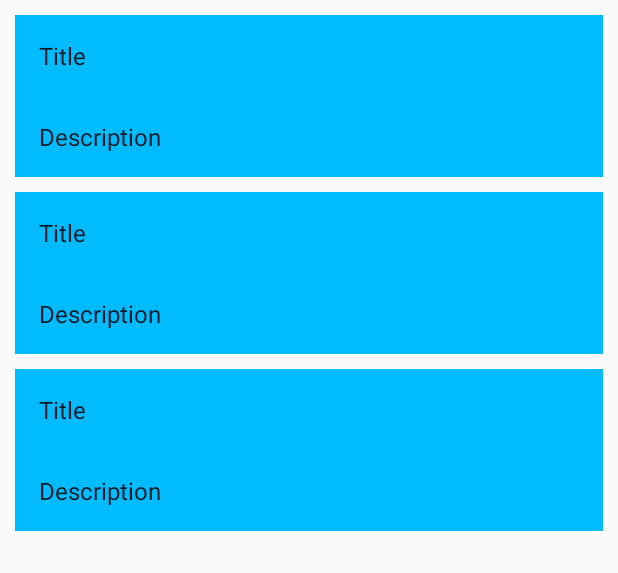
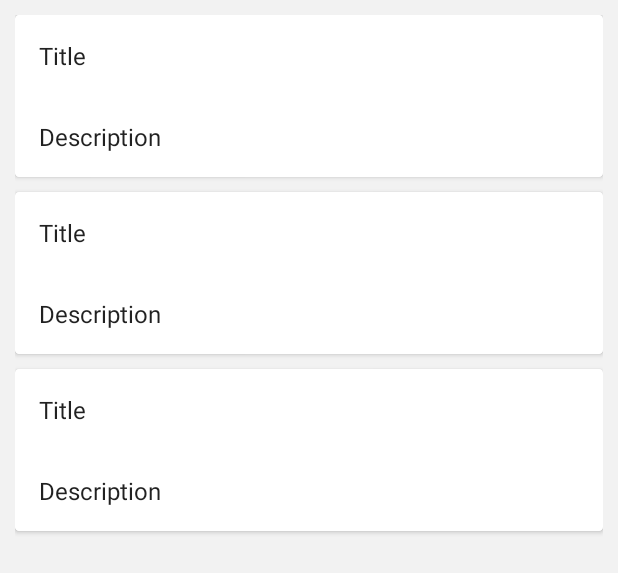
Before and after one commit to prashanth-nani/sos, an Android app: the layout fragment_contact_list.xml on its own in the app's theme, with its tools: preview values and no code run, on a phone screen of 412 x 824 dp. Shown: the top 573 px of the screen. Run offline under Robolectric (Android 15) with nearby library versions, the phone set to English and light mode, and no system bars.

Commit message:
Implement card layout for emergency contact list

```diff
--- a/app/build.gradle
+++ b/app/build.gradle
@@ -28,6 +28,7 @@ dependencies {
     compile 'com.android.volley:volley:1.0.0'
     compile 'com.android.support:design:25.1.1'
     compile 'com.android.support:support-v4:25.1.1'
+    compile 'com.android.support:cardview-v7:25.1.1'
     compile 'com.android.support:recyclerview-v7:25.1.1'
     testCompile 'junit:junit:4.12'
 }
--- a/app/src/main/java/in/ac/mnnit/sos/MainActivity.java
+++ b/app/src/main/java/in/ac/mnnit/sos/MainActivity.java
@@ -1,6 +1,5 @@
 package in.ac.mnnit.sos;
 
-import android.content.Intent;
 import android.net.Uri;
 import android.os.Bundle;
 import android.os.Handler;
@@ -10,7 +9,6 @@ import android.support.design.widget.FloatingActionButton;
 import android.support.design.widget.Snackbar;
 import android.app.FragmentManager;
 import android.app.FragmentTransaction;
-import android.util.Log;
 import android.view.View;
 import android.support.design.widget.NavigationView;
 import android.support.v4.view.GravityCompat;
--- a/app/src/main/res/layout/fragment_contact.xml
+++ b/app/src/main/res/layout/fragment_contact.xml
@@ -1,11 +1,17 @@
 <?xml version="1.0" encoding="utf-8"?>
-<LinearLayout xmlns:android="http://schemas.android.com/apk/res/android"
+<android.support.v7.widget.CardView xmlns:android="http://schemas.android.com/apk/res/android"
+    xmlns:app="http://schemas.android.com/apk/res-auto"
     android:layout_width="match_parent"
     android:layout_height="wrap_content"
     android:layout_marginBottom="10dp"
+    app:cardCornerRadius="3dp"
+    app:layout_collapseMode="parallax">
+
+    <LinearLayout
+        android:layout_width="match_parent"
+        android:layout_height="wrap_content"
         android:orientation="vertical"
-    android:background="#00BBFF"
->
+        android:background="#FFFFFF">
 
         <TextView
             android:id="@+id/id"
@@ -23,3 +29,5 @@
             android:layout_margin="@dimen/text_margin"
             android:textAppearance="?attr/textAppearanceListItem" />
     </LinearLayout>
+
+</android.support.v7.widget.CardView>
--- a/app/src/main/res/layout/fragment_contact_list.xml
+++ b/app/src/main/res/layout/fragment_contact_list.xml
@@ -6,10 +6,11 @@
     android:name="in.ac.mnnit.sos.fragments.ContactFragment"
     android:layout_width="match_parent"
     android:layout_height="match_parent"
-    android:layout_marginTop="10dp"
-    android:layout_marginLeft="10dp"
-    android:layout_marginRight="10dp"
-    android:layout_marginBottom="55dp"
+    android:paddingTop="10dp"
+    android:paddingLeft="10dp"
+    android:paddingRight="10dp"
+    android:paddingBottom="55dp"
+    android:background="#F2F2F2"
     app:layoutManager="LinearLayoutManager"
     tools:context="in.ac.mnnit.sos.fragments.ContactFragment"
     tools:listitem="@layout/fragment_contact" />
--- a/app/src/main/res/layout/fragment_home.xml
+++ b/app/src/main/res/layout/fragment_home.xml
@@ -1,14 +1,16 @@
 <RelativeLayout xmlns:android="http://schemas.android.com/apk/res/android"
     xmlns:tools="http://schemas.android.com/tools"
     android:layout_width="match_parent"
-    android:layout_height="wrap_content"
-    android:background="#00BBFF"
+    android:layout_height="match_parent"
+    android:background="#F2F2F2"
     tools:context="in.ac.mnnit.sos.fragments.HomeFragment">
 
     <!-- TODO: Update blank fragment layout -->
     <TextView
         android:layout_width="match_parent"
         android:layout_height="wrap_content"
+        android:gravity="center_horizontal"
+        android:layout_centerInParent="true"
         android:text="Welcome User!" />
 
 </RelativeLayout>
```
Lines whose indentation alone changed are shown as unchanged.
